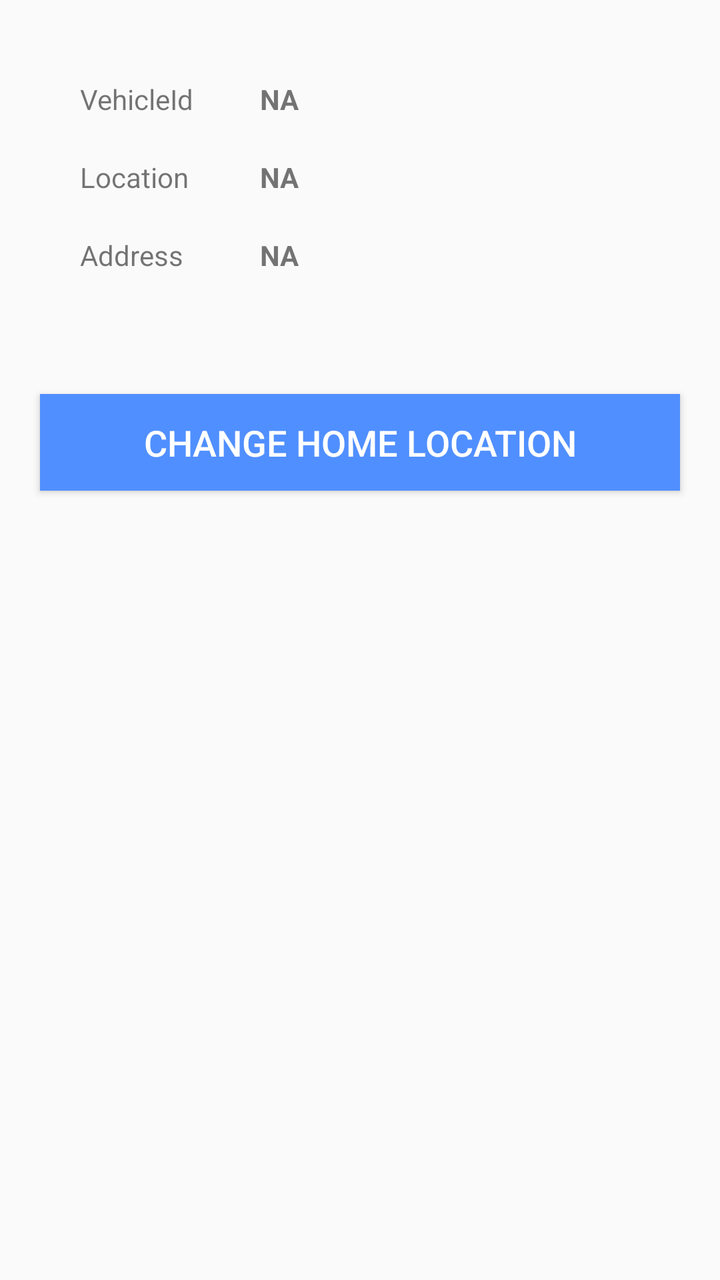
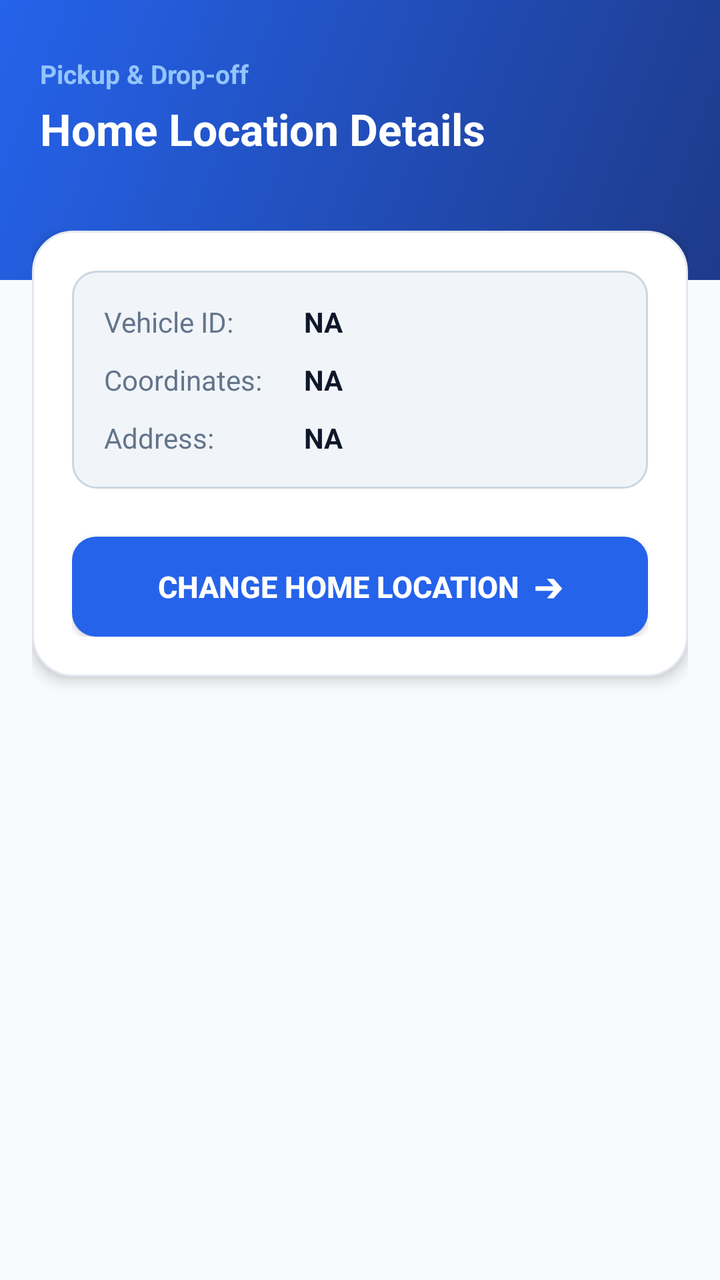

An Android layout rendered at two revisions. The XML below is the earlier revision; the diff shows what the commit changed to produce the second picture.
<!-- AndroidManifest.xml: application theme AppTheme -->
<!-- res/layout/home_location.xml -->
<?xml version="1.0" encoding="utf-8"?>
<LinearLayout xmlns:android="http://schemas.android.com/apk/res/android"
    android:orientation="vertical" android:layout_width="match_parent"
    android:layout_height="match_parent">

    <LinearLayout
        android:layout_width="match_parent"
        android:layout_height="wrap_content"
        android:orientation="vertical"
        android:paddingLeft="30dp"
        android:paddingTop="30dp">
        <LinearLayout
            android:layout_width="wrap_content"
            android:layout_height="wrap_content"
            android:orientation="horizontal"
            android:padding="10dp">
            <TextView
                android:layout_width="90dp"
                android:layout_height="wrap_content"
                android:text="VehicleId"/>
            <TextView
                android:layout_width="wrap_content"
                android:layout_height="wrap_content"
                android:id="@+id/vehicleid"
                android:textStyle="bold"
                android:text="NA"/>
        </LinearLayout>
        <LinearLayout
            android:layout_width="wrap_content"
            android:layout_height="wrap_content"
            android:orientation="horizontal"
            android:padding="10dp">
            <TextView
                android:layout_width="90dp"
                android:layout_height="wrap_content"
                android:text="Location"/>
            <TextView
                android:layout_width="wrap_content"
                android:layout_height="wrap_content"
                android:id="@+id/latlng"
                android:textStyle="bold"
                android:text="NA"/>
        </LinearLayout>
        <LinearLayout
            android:layout_width="wrap_content"
            android:layout_height="wrap_content"
            android:orientation="horizontal"
            android:padding="10dp">
            <TextView
                android:layout_width="90dp"
                android:layout_height="wrap_content"
                android:text="Address"/>
            <TextView
                android:layout_width="wrap_content"
                android:layout_height="wrap_content"
                android:id="@+id/address"
                android:textStyle="bold"
                android:text="NA"/>
        </LinearLayout>
</LinearLayout>
    <androidx.appcompat.widget.AppCompatButton
        android:id="@+id/btnChangeLocation"
        android:layout_width="fill_parent"
        android:layout_height="wrap_content"
        android:layout_marginTop="50dp"
        android:layout_marginLeft="20dp"
        android:layout_marginRight="20dp"
        android:padding="12dp"
        android:textSize="18dp"
        android:textColor="#ffffff"
        android:background="#508fff"
        android:text="Change Home Location"/>
</LinearLayout>
<!-- resources referenced by this layout -->
<resources>
  <style name="AppTheme" parent="Theme.AppCompat.Light.DarkActionBar">
          
          <item name="colorPrimary">@color/colorPrimary</item>
          <item name="colorPrimaryDark">@color/colorPrimaryDark</item>
          <item name="colorAccent">@color/colorAccent</item>
      </style>
  <color name="colorPrimary">#3F51B5</color>
  <color name="colorPrimaryDark">#303F9F</color>
  <color name="colorAccent">#6495ED</color>
</resources>

<!-- the commit's change to res/layout/home_location.xml (unified diff, before → after) -->
@@ -1,73 +1,150 @@
 <?xml version="1.0" encoding="utf-8"?>
-<LinearLayout xmlns:android="http://schemas.android.com/apk/res/android"
-    android:orientation="vertical" android:layout_width="match_parent"
-    android:layout_height="match_parent">
+<RelativeLayout xmlns:android="http://schemas.android.com/apk/res/android"
+    android:layout_width="match_parent"
+    android:layout_height="match_parent"
+    android:background="#F8FAFC">
 
+    
     <LinearLayout
+        android:id="@+id/header_container"
         android:layout_width="match_parent"
-        android:layout_height="wrap_content"
+        android:layout_height="140dp"
+        android:background="@drawable/bg_header_blue"
         android:orientation="vertical"
-        android:paddingLeft="30dp"
-        android:paddingTop="30dp">
-        <LinearLayout
+        android:paddingHorizontal="20dp"
+        android:paddingTop="28dp">
+
+        <TextView
             android:layout_width="wrap_content"
             android:layout_height="wrap_content"
-            android:orientation="horizontal"
-            android:padding="10dp">
-            <TextView
-                android:layout_width="90dp"
-                android:layout_height="wrap_content"
-                android:text="VehicleId"/>
-            <TextView
-                android:layout_width="wrap_content"
-                android:layout_height="wrap_content"
-                android:id="@+id/vehicleid"
-                android:textStyle="bold"
-                android:text="NA"/>
-        </LinearLayout>
-        <LinearLayout
+            android:text="Pickup &amp; Drop-off"
+            android:textColor="#93C5FD"
+            android:textSize="13sp"
+            android:textStyle="bold" />
+
+        <TextView
             android:layout_width="wrap_content"
             android:layout_height="wrap_content"
-            android:orientation="horizontal"
-            android:padding="10dp">
-            <TextView
-                android:layout_width="90dp"
+            android:layout_marginTop="4dp"
+            android:text="Home Location Details"
+            android:textColor="#FFFFFF"
+            android:textSize="22sp"
+            android:textStyle="bold" />
+    </LinearLayout>
+
+    <ScrollView
+        android:layout_width="match_parent"
+        android:layout_height="match_parent"
+        android:layout_below="@id/header_container"
+        android:layout_marginTop="-25dp"
+        android:fillViewport="true">
+
+        <LinearLayout
+            android:layout_width="match_parent"
+            android:layout_height="wrap_content"
+            android:orientation="vertical"
+            android:paddingHorizontal="16dp"
+            android:paddingBottom="24dp">
+
+            <LinearLayout
+                android:layout_width="match_parent"
                 android:layout_height="wrap_content"
-                android:text="Location"/>
-            <TextView
-                android:layout_width="wrap_content"
-                android:layout_height="wrap_content"
-                android:id="@+id/latlng"
-                android:textStyle="bold"
-                android:text="NA"/>
+                android:background="@drawable/bg_login_card"
+                android:elevation="4dp"
+                android:orientation="vertical"
+                android:padding="20dp">
+
+                
+                <LinearLayout
+                    android:layout_width="match_parent"
+                    android:layout_height="wrap_content"
+                    android:layout_marginBottom="24dp"
+                    android:background="@drawable/bg_phone_input"
+                    android:orientation="vertical"
+                    android:padding="16dp">
+
+                    <LinearLayout
+                        android:layout_width="match_parent"
+                        android:layout_height="wrap_content"
+                        android:layout_marginBottom="10dp"
+                        android:orientation="horizontal">
+
+                        <TextView
+                            android:layout_width="100dp"
+                            android:layout_height="wrap_content"
+                            android:text="Vehicle ID:"
+                            android:textColor="#64748B"
+                            android:textSize="14sp" />
+
+                        <TextView
+                            android:id="@+id/vehicleid"
+                            android:layout_width="wrap_content"
+                            android:layout_height="wrap_content"
+                            android:text="NA"
+                            android:textColor="#0F172A"
+                            android:textSize="14sp"
+                            android:textStyle="bold" />
+                    </LinearLayout>
+
+                    <LinearLayout
+                        android:layout_width="match_parent"
+                        android:layout_height="wrap_content"
+                        android:layout_marginBottom="10dp"
+                        android:orientation="horizontal">
+
+                        <TextView
+                            android:layout_width="100dp"
+                            android:layout_height="wrap_content"
+                            android:text="Coordinates:"
+                            android:textColor="#64748B"
+                            android:textSize="14sp" />
+
+                        <TextView
+                            android:id="@+id/latlng"
+                            android:layout_width="wrap_content"
+                            android:layout_height="wrap_content"
+                            android:text="NA"
+                            android:textColor="#0F172A"
+                            android:textSize="14sp"
+                            android:textStyle="bold" />
+                    </LinearLayout>
+
+                    <LinearLayout
+                        android:layout_width="match_parent"
+                        android:layout_height="wrap_content"
+                        android:orientation="horizontal">
+
+                        <TextView
+                            android:layout_width="100dp"
+                            android:layout_height="wrap_content"
+                            android:text="Address:"
+                            android:textColor="#64748B"
+                            android:textSize="14sp" />
+
+                        <TextView
+                            android:id="@+id/address"
+                            android:layout_width="wrap_content"
+                            android:layout_height="wrap_content"
+                            android:text="NA"
+                            android:textColor="#0F172A"
+                            android:textSize="14sp"
+                            android:textStyle="bold" />
+                    </LinearLayout>
+                </LinearLayout>
+
+                
+                <androidx.appcompat.widget.AppCompatButton
+                    android:id="@+id/btnChangeLocation"
+                    android:layout_width="match_parent"
+                    android:layout_height="50dp"
+                    android:background="@drawable/bg_login_button"
+                    android:elevation="2dp"
+                    android:text="CHANGE HOME LOCATION  ➔"
+                    android:textColor="#FFFFFF"
+                    android:textSize="15sp"
+                    android:textStyle="bold" />
+
+            </LinearLayout>
         </LinearLayout>
-        <LinearLayout
-            android:layout_width="wrap_content"
-            android:layout_height="wrap_content"
-            android:orientation="horizontal"
-            android:padding="10dp">
-            <TextView
-                android:layout_width="90dp"
-                android:layout_height="wrap_content"
-                android:text="Address"/>
-            <TextView
-                android:layout_width="wrap_content"
-                android:layout_height="wrap_content"
-                android:id="@+id/address"
-                android:textStyle="bold"
-                android:text="NA"/>
-        </LinearLayout>
-</LinearLayout>
-    <androidx.appcompat.widget.AppCompatButton
-        android:id="@+id/btnChangeLocation"
-        android:layout_width="fill_parent"
-        android:layout_height="wrap_content"
-        android:layout_marginTop="50dp"
-        android:layout_marginLeft="20dp"
-        android:layout_marginRight="20dp"
-        android:padding="12dp"
-        android:textSize="18dp"
-        android:textColor="#ffffff"
-        android:background="#508fff"
-        android:text="Change Home Location"/>
-</LinearLayout>
+    </ScrollView>
+</RelativeLayout>
<!-- resource entries referenced after the edit -->
@@ -1,5 +1,43 @@
 <!-- resources referenced by this layout -->
 <resources>
+  <!-- drawable bg_header_blue (drawable) -->
+  <?xml version="1.0" encoding="utf-8"?>
+  <shape xmlns:android="http://schemas.android.com/apk/res/android">
+      <gradient
+          android:startColor="#1E3A8A"
+          android:endColor="#2563EB"
+          android:angle="135"/>
+  </shape>
+  <!-- drawable bg_login_button (drawable) -->
+  <?xml version="1.0" encoding="utf-8"?>
+  <selector xmlns:android="http://schemas.android.com/apk/res/android">
+      <item android:state_pressed="true">
+          <shape>
+              <solid android:color="#1D4ED8" />
+              <corners android:radius="12dp" />
+          </shape>
+      </item>
+      <item>
+          <shape>
+              <solid android:color="#2563EB" />
+              <corners android:radius="12dp" />
+          </shape>
+      </item>
+  </selector>
+  <!-- drawable bg_login_card (drawable) -->
+  <?xml version="1.0" encoding="utf-8"?>
+  <shape xmlns:android="http://schemas.android.com/apk/res/android">
+      <solid android:color="#FFFFFF" />
+      <corners android:radius="20dp" />
+      <stroke android:width="1dp" android:color="#E2E8F0" />
+  </shape>
+  <!-- drawable bg_phone_input (drawable) -->
+  <?xml version="1.0" encoding="utf-8"?>
+  <shape xmlns:android="http://schemas.android.com/apk/res/android">
+      <solid android:color="#F1F5F9" />
+      <corners android:radius="12dp" />
+      <stroke android:width="1dp" android:color="#CBD5E1" />
+  </shape>
   <style name="AppTheme" parent="Theme.AppCompat.Light.DarkActionBar">
           
           <item name="colorPrimary">@color/colorPrimary</item>
